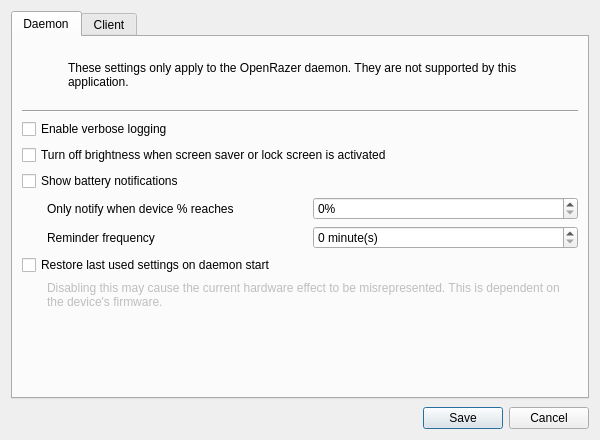
This is data/qt/openrazer-config.ui in polychromatic/polychromatic as Qt 5 draws it before an edit. The edited form follows.
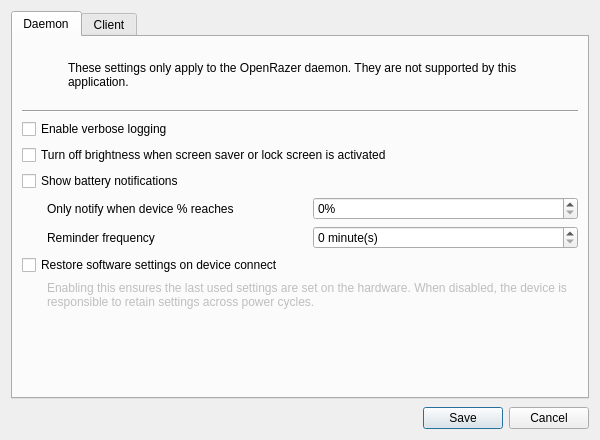
This is the edited form. Icons and pictures are not drawn.

Commit message:
OpenRazer/Preferences: Clarify label for "restore_persistence" setting
Addresses feedback in openrazer/openrazer#1585

What changed in the file:
```diff
--- a/data/qt/openrazer-config.ui
+++ b/data/qt/openrazer-config.ui
@@ -200,7 +200,7 @@
        <item>
         <widget class="QCheckBox" name="restore_persistence">
          <property name="text">
-          <string>Restore last used settings on daemon start</string>
+          <string>Restore software settings on device connect</string>
          </property>
         </widget>
        </item>
@@ -216,7 +216,7 @@
           </sizepolicy>
          </property>
          <property name="text">
-          <string>Disabling this may cause the current hardware effect to be misrepresented. This is dependent on the device's firmware.</string>
+          <string>Enabling this ensures the last used settings are set on the hardware. When disabled, the device is responsible to retain settings across power cycles.</string>
          </property>
          <property name="wordWrap">
           <bool>true</bool>
```
